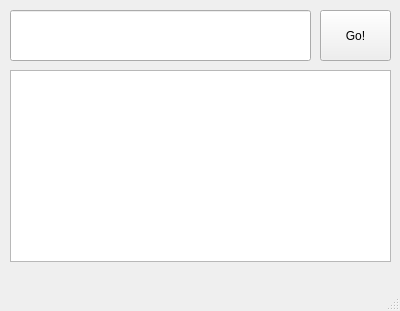
This is everything.ui in sourcepirate/SearchEveryThing as Qt 5 draws it before an edit. The edited form follows.
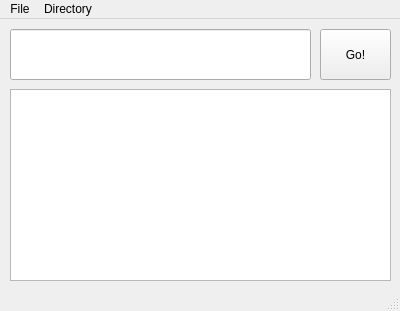
This is the edited form.

```diff
--- a/everything.ui
+++ b/everything.ui
@@ -60,6 +60,22 @@
      <height>25</height>
     </rect>
    </property>
+   <widget class="QMenu" name="menuFile">
+    <property name="title">
+     <string>File</string>
+    </property>
+    <addaction name="actionCreate_Index"/>
+    <addaction name="separator"/>
+    <addaction name="actionQuit"/>
+   </widget>
+   <widget class="QMenu" name="menuDirectory">
+    <property name="title">
+     <string>Directory</string>
+    </property>
+    <addaction name="actionSet_Directory"/>
+   </widget>
+   <addaction name="menuFile"/>
+   <addaction name="menuDirectory"/>
   </widget>
   <widget class="QStatusBar" name="statusBar"/>
  </widget>
```
Left out of the diff: 21 changed lines with no effect on the pictures.
